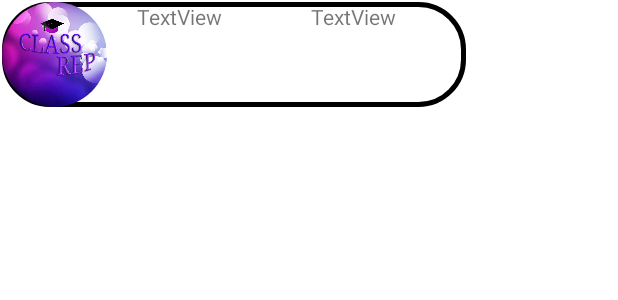
After one commit to LuKe2Ink/Class_Rep, an Android app: the layout activity_home.xml on its own in the app's theme, with its tools: preview values and no code run, on a phone screen of 412 x 824 dp. The commit adds this screen. Shown: the top 300 px of the screen. Run offline under Robolectric (Android 15) with nearby library versions, the light colour scheme and no system bars.

Commit message:
Recycler view for istituti

```diff
--- a/app/src/main/AndroidManifest.xml
+++ b/app/src/main/AndroidManifest.xml
@@ -10,8 +10,12 @@
         android:supportsRtl="true"
         android:theme="@style/Theme.ClassRep">
         <activity
+            android:name=".HomeActivity"
+            android:exported="false" />
+        <activity
             android:name=".MainActivity"
-            android:exported="true">
+            android:exported="true"
+            android:screenOrientation="portrait">
             <intent-filter>
                 <action android:name="android.intent.action.MAIN" />
 
--- a/app/src/main/java/com/example/classrep/MainActivity.java
+++ b/app/src/main/java/com/example/classrep/MainActivity.java
@@ -2,9 +2,14 @@ package com.example.classrep;
 
 import androidx.appcompat.app.AppCompatActivity;
 
+import android.content.Intent;
 import android.os.Bundle;
+import android.os.Handler;
+import android.widget.ArrayAdapter;
+import android.widget.ListView;
 
 public class MainActivity extends AppCompatActivity {
+    private static int DELAY_TO_HOME = 3000;
 
     @Override
     protected void onCreate(Bundle savedInstanceState) {
@@ -12,5 +17,14 @@ public class MainActivity extends AppCompatActivity {
         setContentView(R.layout.activity_main);
 
         getSupportActionBar().hide();
+
+        new Handler().postDelayed(new Runnable() {
+            @Override
+            public void run() {
+                Intent homeActivity = new Intent(MainActivity.this, HomeActivity.class);
+                startActivity(homeActivity);
+                finish();
+            }
+        }, DELAY_TO_HOME);
     }
 }
--- /dev/null
+++ b/app/src/main/res/drawable/border.xml
@@ -0,0 +1,6 @@
+<shape xmlns:android="http://schemas.android.com/apk/res/android" android:shape="rectangle" >
+    <solid android:color="@android:color/transparent" />
+    <stroke android:width="3dip" android:color="#000"/>
+
+    <corners android:radius="30dp"/>
+</shape>
--- /dev/null
+++ b/app/src/main/res/layout/activity_home.xml
@@ -0,0 +1,25 @@
+<?xml version="1.0" encoding="utf-8"?>
+<androidx.constraintlayout.widget.ConstraintLayout xmlns:android="http://schemas.android.com/apk/res/android"
+    xmlns:app="http://schemas.android.com/apk/res-auto"
+    xmlns:tools="http://schemas.android.com/tools"
+    android:layout_width="match_parent"
+    android:layout_height="match_parent"
+    tools:context=".HomeActivity">
+
+    <androidx.recyclerview.widget.RecyclerView
+        android:id="@+id/istituti"
+        android:layout_width="0dp"
+        android:layout_height="0dp"
+        android:layout_marginStart="1dp"
+        android:layout_marginTop="1dp"
+        android:layout_marginEnd="1dp"
+        android:layout_marginBottom="1dp"
+        app:layout_constraintBottom_toBottomOf="parent"
+        app:layout_constraintEnd_toEndOf="parent"
+        app:layout_constraintHorizontal_bias="0.0"
+        app:layout_constraintStart_toStartOf="parent"
+        app:layout_constraintTop_toTopOf="parent"
+        app:layout_constraintVertical_bias="0.0"
+        app:layoutManager="androidx.recyclerview.widget.StaggeredGridLayoutManager"
+        tools:listitem="@layout/adapter_home_layout" />
+</androidx.constraintlayout.widget.ConstraintLayout>
--- /dev/null
+++ b/app/src/main/res/layout/adapter_home_layout.xml
@@ -0,0 +1,56 @@
+<?xml version="1.0" encoding="utf-8"?>
+<androidx.appcompat.widget.LinearLayoutCompat xmlns:android="http://schemas.android.com/apk/res/android"
+    xmlns:app="http://schemas.android.com/apk/res-auto"
+    xmlns:tools="http://schemas.android.com/tools"
+    android:layout_width="match_parent"
+    android:layout_height="match_parent">
+
+    <androidx.constraintlayout.widget.ConstraintLayout
+        android:layout_width="match_parent"
+        android:layout_height="match_parent"
+        tools:layout_editor_absoluteX="-2dp"
+        tools:layout_editor_absoluteY="1dp">
+
+        <TextView
+            android:id="@+id/border"
+            android:layout_width="309dp"
+            android:layout_height="70dp"
+            android:background="@drawable/border"
+            android:text=" "
+            tools:ignore="MissingConstraints"
+            tools:layout_editor_absoluteX="67dp"
+            tools:layout_editor_absoluteY="8dp" />
+
+        <TextView
+            android:id="@+id/classe"
+            android:layout_width="wrap_content"
+            android:layout_height="wrap_content"
+            android:layout_marginStart="136dp"
+            android:text="TextView"
+            app:layout_constraintStart_toEndOf="@+id/profileIcon"
+            tools:ignore="MissingConstraints"
+            tools:layout_editor_absoluteY="47dp" />
+
+        <TextView
+            android:id="@+id/school"
+            android:layout_width="wrap_content"
+            android:layout_height="wrap_content"
+            android:layout_marginStart="20dp"
+            android:text="TextView"
+            app:layout_constraintStart_toEndOf="@+id/profileIcon"
+            tools:ignore="MissingConstraints"
+            tools:layout_editor_absoluteY="16dp" />
+
+        <de.hdodenhof.circleimageview.CircleImageView
+            android:id="@+id/profileIcon"
+            android:layout_width="70dp"
+            android:layout_height="70dp"
+            android:drawingCacheQuality="high"
+            android:src="@drawable/splashscreen"
+            tools:ignore="MissingConstraints"
+            tools:layout_editor_absoluteX="30dp"
+            tools:layout_editor_absoluteY="8dp" />
+    </androidx.constraintlayout.widget.ConstraintLayout>
+
+
+</androidx.appcompat.widget.LinearLayoutCompat>
```
Also changed, not shown: app/build.gradle (+10 -0 lines), app/src/main/java/com/example/classrep/HomeActivity.java (added, +52 -0 lines), app/src/main/java/com/example/classrep/Istituto.java (added, +63 -0 lines), app/src/main/java/com/example/classrep/adapter/IstitutiAdapter.java (added, +65 -0 lines), app/src/main/res/drawable/ic_baseline_photo_camera_24.xml (added, +13 -0 lines), app/src/main/res/layout/content_utente.xml (added, +14 -0 lines).
